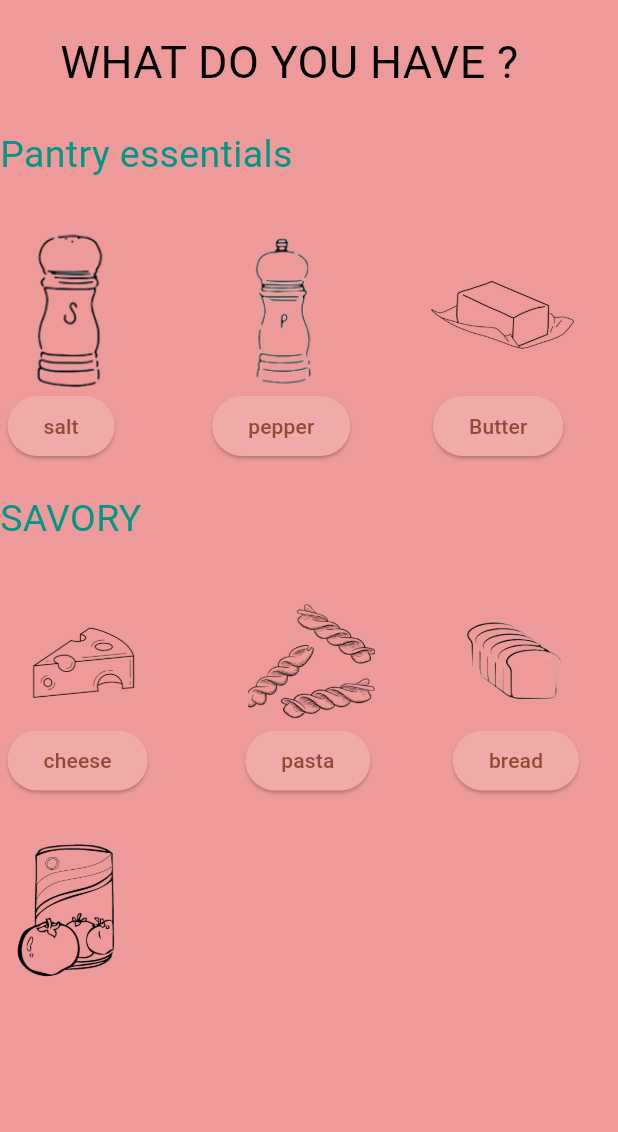
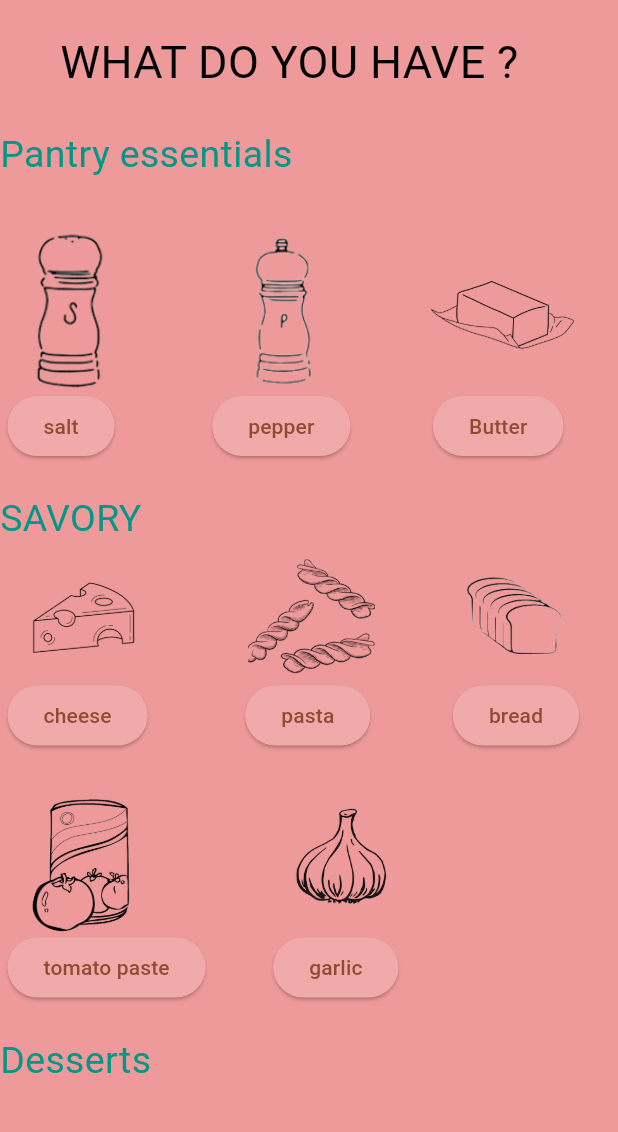
Before and after one commit to aabha25/techrush-ftw, a Flutter app: the MyApp2 screen opened directly, on a phone screen of 412 x 824 dp, the part 84-1216 px from its top. Run offline on Flutter 3.47's test engine with Material 3 defaults, Android fonts, the phone set to English and light mode, and no system bars; Roboto replaces fonts that are missing (Audowide, Times New Roman).

Commit message:
added few ingredients

```diff
--- a/lib/ingredients.dart
+++ b/lib/ingredients.dart
@@ -21,7 +21,8 @@ class MyApp2 extends StatelessWidget{
         mainAxisAlignment: MainAxisAlignment.start,
         crossAxisAlignment: CrossAxisAlignment.start,
         children: [
-        Column(
+          SingleChildScrollView(
+        child:Column(
           mainAxisAlignment: MainAxisAlignment.start,
           crossAxisAlignment: CrossAxisAlignment.start,
           children: [
@@ -137,7 +138,7 @@ class MyApp2 extends StatelessWidget{
 
             Padding(padding: EdgeInsets.only(top: 20, bottom: 10,left: 0,right: 0),
                 child: Container(
-                    height: 60,
+                    height: 30,
                     width: 300,
                     // color: Colors.white,
                     child: Text("SAVORY",style: TextStyle(color: Colors.teal,fontSize: 25),)
@@ -253,7 +254,7 @@ class MyApp2 extends StatelessWidget{
             ),
             Row(children: [
               Padding(
-                padding: const EdgeInsets.only(left: 10 , top: 30),
+                padding: const EdgeInsets.only(left: 20 , top: 30),
                 child: Container(
                     height: 90,
                     width: 70,
@@ -265,17 +266,74 @@ class MyApp2 extends StatelessWidget{
                 ),
               ),
 
+               Padding(
+                padding: const EdgeInsets.only(left: 90,top:20),
+                child: Container(
+                    height: 95,
+                    width: 95,
+                    decoration: BoxDecoration(
+                        image: DecorationImage(
+                            image: AssetImage("assets/images/garlic.png"),
+                            fit: BoxFit.cover))
 
+                ),
+              ),
           ],
     ),
 
+    Row(
+              mainAxisAlignment: MainAxisAlignment.spaceEvenly,
+              children: [
 
 
 
+                Padding(
+                  padding: const EdgeInsets.only(left: 5),
+                  child: ElevatedButton(
+
+                    style: ButtonStyle(
+                      backgroundColor: MaterialStateProperty.all<Color>(Color.fromARGB(255,241,170,170)),
+
+                    ),
+                    onPressed:(){
+                      child:Text("pressed");
+                    }, child: Text("tomato paste"),
+                  ),
+                ),
+
+
+
+                Padding(
+                  padding: const EdgeInsets.only(left: 45),
+                  child: ElevatedButton(
+
+                    style: ButtonStyle(
+                      backgroundColor: MaterialStateProperty.all<Color>(Color.fromARGB(255,241,170,170)),
+
+                    ),
+                    onPressed:(){
+                      child:Text("pressed");
+                    }, child: Text("garlic"),
+                  ),
+                ),
+
+
+
+              ],
+            ),
+
+          Padding(padding: EdgeInsets.only(top: 20, bottom: 10,left: 0,right: 0),
+                child: Container(
+                    height: 30,
+                    width: 300,
+                    // color: Colors.white,
+                    child: Text("Desserts",style: TextStyle(color: Colors.teal,fontSize: 25),)
+                )),
       ],
 
 
       ),
+          ),
         ],
     ),
     );
```
